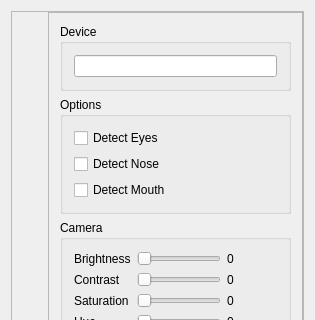
RinatB2017/mega_GIT, file Qt/lib2/WebCamera/src/ui/webcamera.ui: the form before one commit; both pictures show x 0 to 315 and y 0 to 320 of the 315 by 569 pixel window.
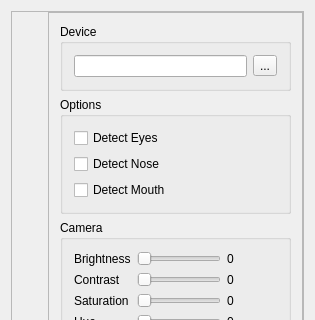
The form after the commit. Custom widgets are drawn as their Qt base class.

What changed in the file:
```diff
--- a/Qt/lib2/WebCamera/src/ui/webcamera.ui
+++ b/Qt/lib2/WebCamera/src/ui/webcamera.ui
@@ -72,10 +72,17 @@
              <property name="title">
               <string>Device</string>
              </property>
-             <layout class="QVBoxLayout" name="verticalLayout_5">
+             <layout class="QHBoxLayout" name="horizontalLayout_4">
               <item>
                <widget class="QLineEdit" name="le_device"/>
               </item>
+              <item>
+               <widget class="QToolButton" name="btn_set_device">
+                <property name="text">
+                 <string>...</string>
+                </property>
+               </widget>
+              </item>
              </layout>
             </widget>
            </item>
```
